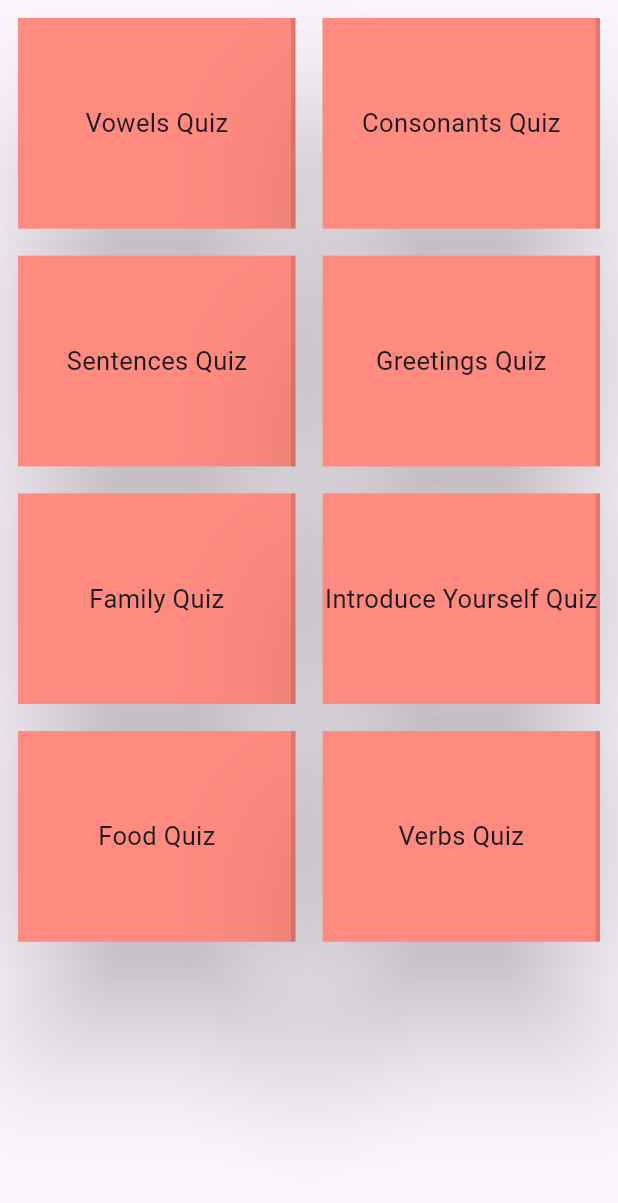
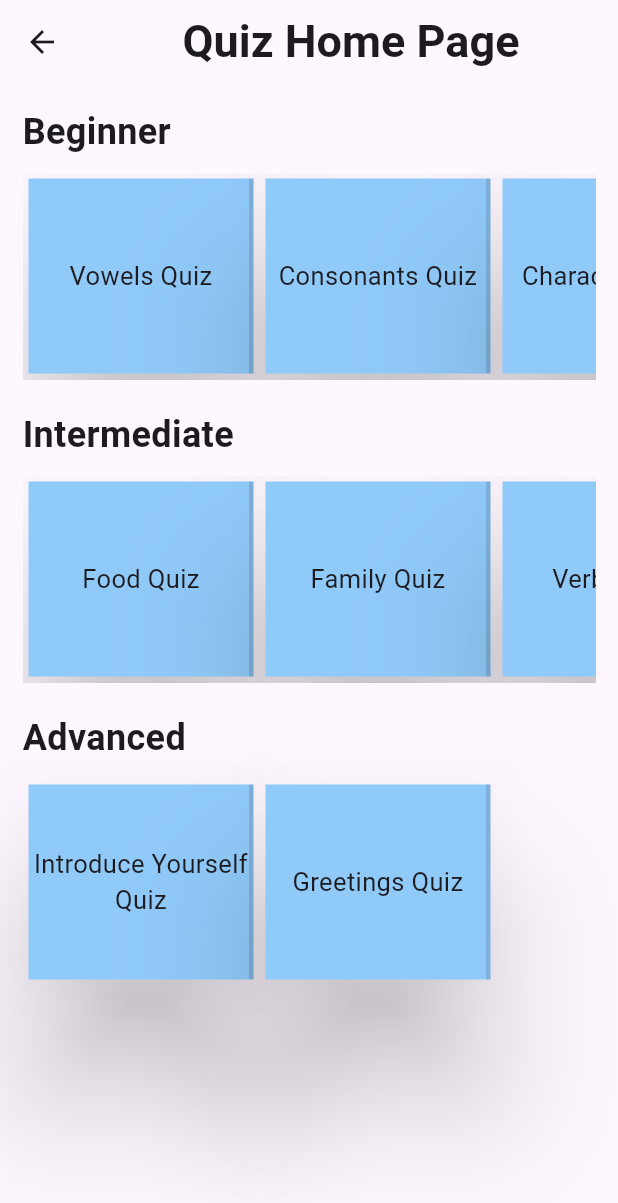
Before and after one commit to nouramer725/Code_Alpha-Language-Learning-Application, a Flutter app: the QuizHomePage screen opened directly, on a phone screen of 412 x 824 dp. Shown: the top 1203 px of the screen. Run offline on Flutter 3.47's test engine with Material 3 defaults, Android fonts, the phone set to English and light mode, and no system bars; our stand-ins replace audioplayers, shared_preferences; accounts and stored records are empty.

Commit message:
Update Quizzes

```diff
--- a/lib/Screens/quizzez.dart
+++ b/lib/Screens/quizzez.dart
@@ -1,4 +1,7 @@
 import 'package:flutter/material.dart';
+import 'package:learning/Quizez/CharactersQuiz.dart';
+import 'package:learning/Quizez/INtermidateQuiz.dart';
+import 'package:learning/Quizez/PastQuiz.dart';
 import 'package:learning/Quizez/VowelsQuizScreen.dart';
 import '../Quizez/ConsonantsQuizScreen.dart';
 import '../Quizez/FamilyQuizScreen.dart';
@@ -9,34 +12,85 @@ import '../Quizez/SentencesQuizScreen.dart';
 import '../Quizez/VerbsQuizScreen.dart';
 
 class QuizHomePage extends StatelessWidget {
-  final List<String> quizTitles = [
+  final List<String> beginnerQuizTitles = [
     "Vowels Quiz",
     "Consonants Quiz",
+    "Characters Quiz",
     "Sentences Quiz",
-    "Greetings Quiz",
-    "Family Quiz",
-    "Introduce Yourself Quiz",
-    "Food Quiz",
-    "Verbs Quiz",
   ];
 
-  final List<Widget> quizScreens = [
+  final List<Widget> beginnerQuizScreens = [
     VowelsQuizScreen(),
     ConsonantsQuizScreen(),
+    KoreanCharactersAdditionQuizScreen(),
     SentenceQuizScreen(),
+  ];
+
+  final List<String> intermediateQuizTitles = [
+    "Food Quiz",
+    "Family Quiz",
+    "Verbs Quiz",
+    "Past and Future Event",
+    "Intermediate Grammar",
+  ];
+
+  final List<Widget> intermediateQuizScreens = [
+    FoodQuizScreen(),
+    FamilyMembersQuizScreen(),
+    VerbsQuizScreen(),
+    PastFutureEventsQuizScreen(),
+    IntermediateGrammarQuizScreen(),
+  ];
+
+  final List<String> advancedQuizTitles = [
+    "Introduce Yourself Quiz",
+    "Greetings Quiz",
+  ];
+
+  final List<Widget> advancedQuizScreens = [
+    IntroduceYourselfQuizScreen(),
     GreetingQuizScreen(),
-    FamilyMembersQuizScreen(),
-    IntroduceYourselfQuizScreen(),
-    FoodQuizScreen(),
-    VerbsQuizScreen(),
   ];
 
   // Navigate to quiz screen
-  void _navigateToQuiz(BuildContext context, int index) {
+  void _navigateToQuiz(BuildContext context, int index, List<Widget> screens) {
     Navigator.push(
       context,
       MaterialPageRoute(
-        builder: (context) => quizScreens[index],
+        builder: (context) => screens[index],
+      ),
+    );
+  }
+
+  // Builds a scrollable row of quizzes
+  Widget buildQuizRow(
+      BuildContext context, List<String> quizTitles, List<Widget> quizScreens) {
+    return SingleChildScrollView(
+      scrollDirection: Axis.horizontal,
+      child: Row(
+        children: List.generate(quizTitles.length, (index) {
+          return GestureDetector(
+            onTap: () => _navigateToQuiz(context, index, quizScreens),
+            child: Card(
+              elevation: 40,
+              color: Colors.blue[200],
+              shape: const BorderDirectional(
+                end: BorderSide(width: 3, color: Colors.black12),
+              ),
+              child: Container(
+                width: 150,
+                height: 130,
+                child: Center(
+                  child: Text(
+                    quizTitles[index],
+                    style: const TextStyle(fontSize: 17),
+                    textAlign: TextAlign.center,
+                  ),
+                ),
+              ),
+            ),
+          );
+        }),
       ),
     );
   }
@@ -44,39 +98,37 @@ class QuizHomePage extends StatelessWidget {
   @override
   Widget build(BuildContext context) {
     return Scaffold(
+      appBar: AppBar(
+        title: const Center(child: Text("Quiz Home Page",style: TextStyle(fontSize: 30, fontWeight: FontWeight.bold),
+        )
+        ),
+      ),
       body: Padding(
-        padding: const EdgeInsets.all(8.0),
-        child: GridView.builder(
-          gridDelegate: SliverGridDelegateWithFixedCrossAxisCount(
-            crossAxisCount: 2,
-            childAspectRatio: 1.3,
-            crossAxisSpacing: 10,
-            mainAxisSpacing: 10,
-          ),
-          itemCount: quizTitles.length,
-          itemBuilder: (context, index) {
-            return GestureDetector(
-              onTap: () => _navigateToQuiz(context, index),
-              child: Card(
-                elevation: 40,
-                color: Colors.redAccent[100],
-                shape: BorderDirectional(
-                  end: BorderSide(
-                    width: 3,
-                    color: Colors.black12
-                  )
-                ),
-                child: Center(
-                  child: Text(
-                    quizTitles[index],
-                    style: TextStyle(
-                      fontSize: 17,
-                    ),
-                  ),
-                ),
-              ),
-            );
-          },
+        padding: const EdgeInsets.all(15.0),
+        child: Column(
+          crossAxisAlignment: CrossAxisAlignment.start,
+          children: [
+            const Text(
+              "Beginner",
+              style: TextStyle(fontSize: 24, fontWeight: FontWeight.bold),
+            ),
+            const SizedBox(height: 10),
+            buildQuizRow(context, beginnerQuizTitles, beginnerQuizScreens),
+            const SizedBox(height: 20),
+            const Text(
+              "Intermediate",
+              style: TextStyle(fontSize: 24, fontWeight: FontWeight.bold),
+            ),
+            const SizedBox(height: 10),
+            buildQuizRow(context, intermediateQuizTitles, intermediateQuizScreens),
+            const SizedBox(height: 20),
+            const Text(
+              "Advanced",
+              style: TextStyle(fontSize: 24, fontWeight: FontWeight.bold),
+            ),
+            const SizedBox(height: 10),
+            buildQuizRow(context, advancedQuizTitles, advancedQuizScreens),
+          ],
         ),
       ),
     );
```
